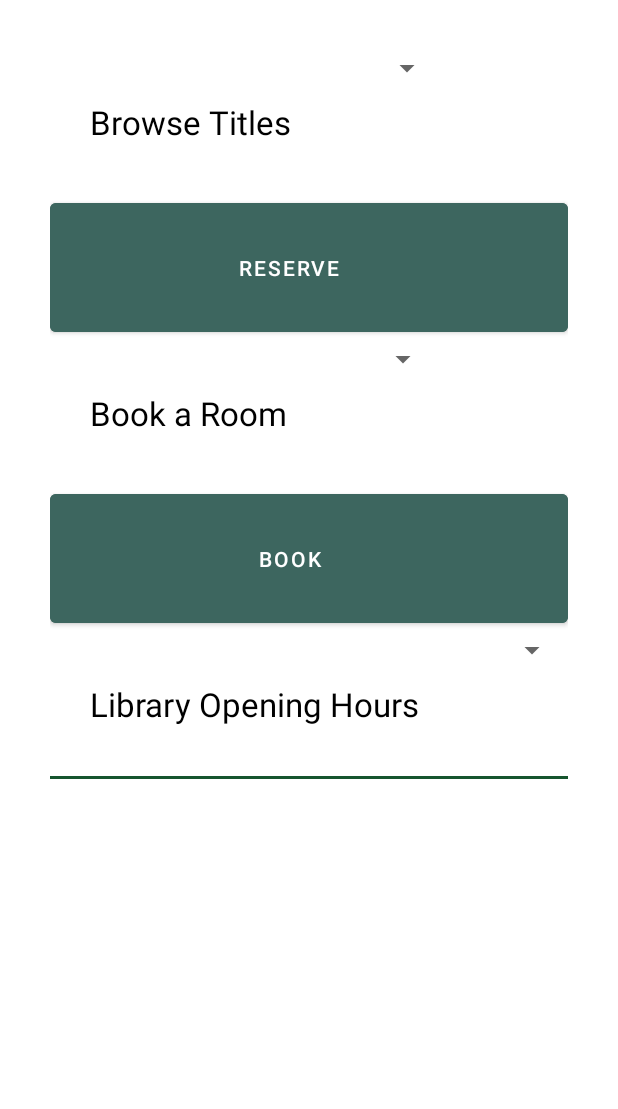
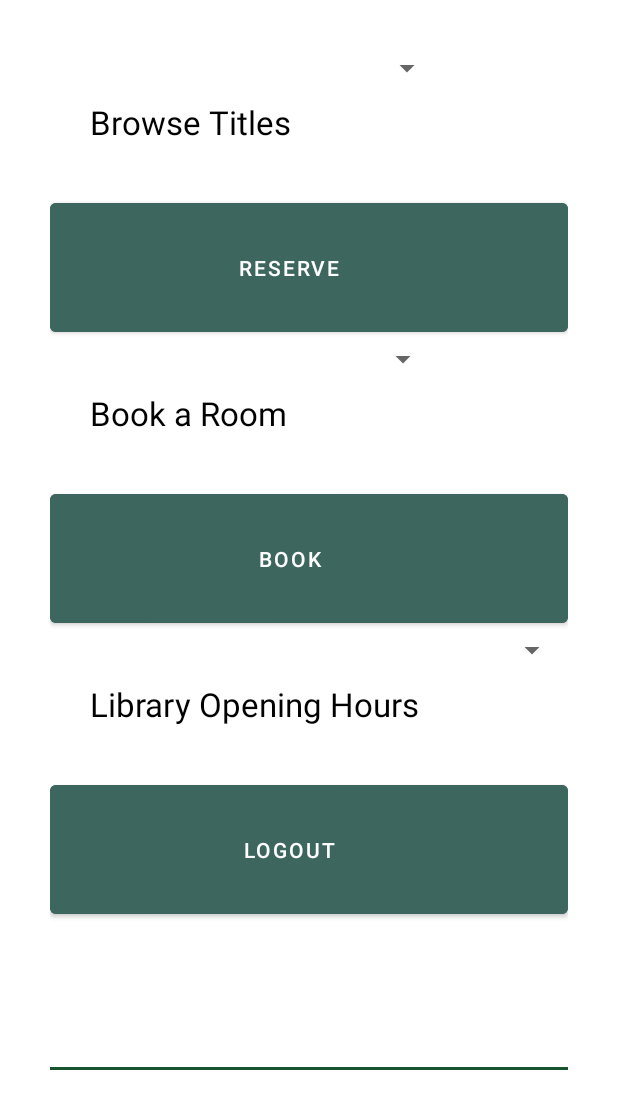
Before and after one commit to McGill-ECSE321-Fall2021/project-group-03, an Android app: the Home screen opened directly, with no data from a screen before it, on a phone screen of 412 x 824 dp. Shown: the top 1109 px of the screen. Run offline under Robolectric (Android 15) with nearby library versions, the light colour scheme and no system bars; our stand-ins replace navigation-ui; libraries missing offline, so code that uses them is left out: com.loopj.android, cz.msebera.android; 5 statements that could not run were skipped.

Commit message:
added logout and login error message

```diff
--- a/LibraryManagement-Android/app/src/main/java/ca/mcgill/ecse321/librarymanagement/Home.java
+++ b/LibraryManagement-Android/app/src/main/java/ca/mcgill/ecse321/librarymanagement/Home.java
@@ -3,6 +3,7 @@ package ca.mcgill.ecse321.librarymanagement;
 import android.app.DownloadManager;
 import android.app.job.JobInfo;
 import android.content.Context;
+import android.content.Intent;
 import android.os.Bundle;
 import android.util.Log;
 import android.view.View;
@@ -22,6 +23,7 @@ import com.loopj.android.http.RequestParams;
 import org.json.JSONArray;
 import org.json.JSONException;
 import org.json.JSONObject;
+import org.w3c.dom.Text;
 
 import java.util.ArrayList;
 import java.util.List;
@@ -67,6 +69,9 @@ public class Home extends AppCompatActivity {
         Context context = getApplicationContext();
         super.onCreate(savedInstanceState);
         setContentView(R.layout.home_page_client);
+
+        // get the reserveTitleErrorMsg element
+        TextView errorMessageHome = (TextView) findViewById(R.id.errorMessageHome);
 
         // elements from UI
         Spinner titlesSpinner = (Spinner) findViewById(R.id.titles_spinner);
@@ -134,6 +139,8 @@ public class Home extends AppCompatActivity {
                         Spinner titlesSpinner = (Spinner) findViewById(R.id.titles_spinner);
                         String titleName = titlesSpinner.getSelectedItem().toString();
 
+                        errorMessageHome.setText("");
+
                         //get reservation url
                         String urlReserve = "titles/reserve/" + titleName;
                         RequestParams params2 = new RequestParams();
@@ -142,11 +149,13 @@ public class Home extends AppCompatActivity {
                             @Override
                             public void onSuccess(int statusCode, Header[] headers, JSONArray response) {
                                 super.onSuccess(statusCode, headers, response);
+                                errorMessageHome.setText("Title reserved successfully!");
                             }
 
                             @Override
                             public void onFailure(int statusCode, Header[] headers, String responseString, Throwable throwable) {
                                 super.onFailure(statusCode, headers, responseString, throwable);
+                                errorMessageHome.setText("Cannot reserve title");
                             }
                         });
                     }
@@ -216,7 +225,6 @@ public class Home extends AppCompatActivity {
                                     if (username.equals("null")){
                                         // reserve that room for the given timeslot
                                         roomresId = response.getJSONObject(i).getString("roomReservationID");
-                                        System.out.println("************************" +roomresId);
                                         break;
                                     }
                                 } catch (JSONException e) {
@@ -236,7 +244,6 @@ public class Home extends AppCompatActivity {
 
                                             if (username.equals(Login.USERNAME)){
                                                 userId = ID;
-                                                System.out.println("**************ihihih" + userId);
 
                                                 break;
                                             }
@@ -275,14 +282,6 @@ public class Home extends AppCompatActivity {
                         }
                     });
 
-                    System.out.println("hello");
-
-
-
-
-
-
-
                 }
             }
         );
@@ -304,7 +303,6 @@ public class Home extends AppCompatActivity {
                         String startTime = response.getJSONObject(i).getString("startTime");
                         String endTime = response.getJSONObject(i).getString("endTime");
 
-
                         String openingHourFormat = startTime + "-" + endTime + " "  + date;
                         libraryHoursAdapter.add(openingHourFormat);
 
@@ -319,6 +317,19 @@ public class Home extends AppCompatActivity {
                 super.onFailure(statusCode, headers, responseString, throwable);
             }
         });
+
+        // logout button functionality
+        Button logoutBtn = (Button) findViewById(R.id.logout_button);
+
+        logoutBtn.setOnClickListener(
+            new View.OnClickListener() {
+                public void onClick(View view) {
+                    Intent i = new Intent(Home.this, Login.class);
+                    startActivity(i);
+                    setContentView(R.layout.activity_login);
+                }
+            }
+        );
     }
 
 }
--- a/LibraryManagement-Android/app/src/main/java/ca/mcgill/ecse321/librarymanagement/Login.java
+++ b/LibraryManagement-Android/app/src/main/java/ca/mcgill/ecse321/librarymanagement/Login.java
@@ -65,6 +65,10 @@ public class Login extends AppCompatActivity {
                         params.put("password", password.getText().toString());
                         String url = "clients/login/" + username.getText().toString() ;
 
+                        // get error message element
+                        TextView errorMsg = (TextView) findViewById(R.id.errorMessage);
+                        errorMsg.setText("");
+
                         HttpUtils.post(url, params, new AsyncHttpResponseHandler(){
                             @Override
                             public void onSuccess(int statusCode, Header[] headers, byte[] responseBody) {
@@ -81,7 +85,7 @@ public class Login extends AppCompatActivity {
                             public void onFailure(int statusCode, Header[] headers, byte[] responseBody, Throwable error) {
                                 username.setText("");
                                 password.setText("");
-
+                                errorMsg.setText("Invalid Username and Password");
                             }
                         });
                     }
--- a/LibraryManagement-Android/app/src/main/res/layout/home_page_client.xml
+++ b/LibraryManagement-Android/app/src/main/res/layout/home_page_client.xml
@@ -92,6 +92,7 @@
                     android:layout_gravity="start"
                     android:layout_weight="1"
                     android:text="Reserve" />
+
             </LinearLayout>
 
             <LinearLayout
@@ -158,6 +159,39 @@
                     android:layout_height="wrap_content"
                     android:layout_gravity="end" />
             </LinearLayout>
+
+            <LinearLayout
+                android:layout_width="match_parent"
+                android:layout_height="wrap_content"
+                android:orientation="horizontal">
+
+                <Button
+                    android:id="@+id/logout_button"
+                    android:layout_width="0dp"
+                    android:layout_height="wrap_content"
+                    android:layout_gravity="start"
+                    android:layout_weight="1"
+                    android:backgroundTint="#3d665f"
+                    android:paddingLeft="40px"
+                    android:paddingTop="50px"
+                    android:paddingRight="80px"
+                    android:paddingBottom="50px"
+                    android:text="Logout" />
+            </LinearLayout>
+
+            <TextView
+                android:layout_width="wrap_content"
+                android:layout_height="wrap_content"
+                android:paddingLeft="40px"
+                android:paddingTop="50px"
+                android:paddingRight="80px"
+                android:paddingBottom="50px"
+                android:text=""
+                android:textColor="#000000"
+                android:textSize="22sp"
+                android:id="@+id/errorMessageHome"
+                />
+
         </LinearLayout>
 
         <View
```
Also changed, not shown: LibraryManagement-Android/app/src/main/res/layout/activity_login.xml (+15 -1 lines).
